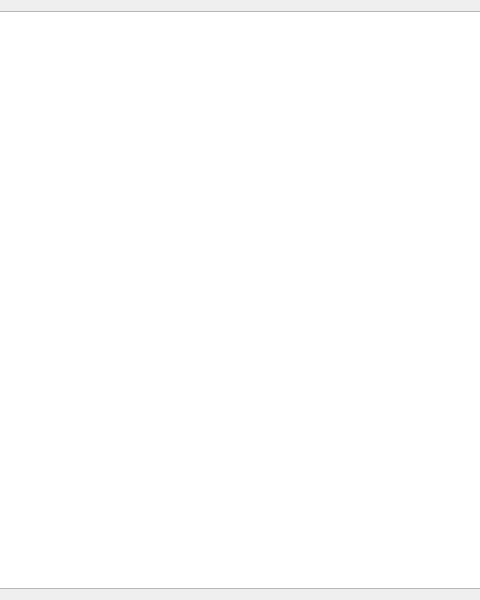
Qt form widget.ui (mariuszmaximus/ListView001) before a commit; both pictures show x 160 to 640 and y 0 to 600 of the 800 by 600 pixel window.
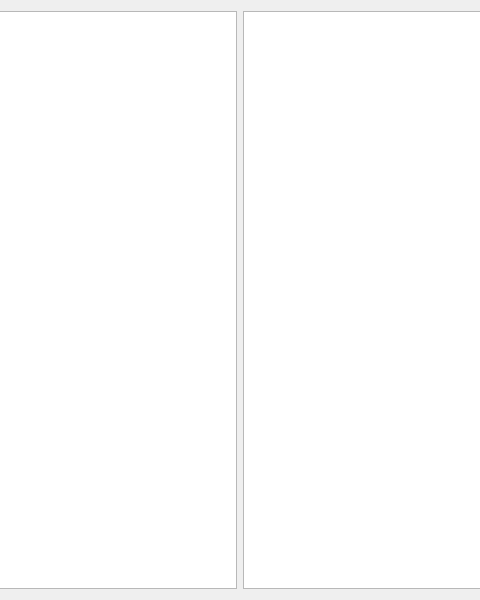
The same form after that commit.

Diff of the .ui file:
```diff
--- a/widget.ui
+++ b/widget.ui
@@ -17,6 +17,9 @@
    <item row="0" column="0">
     <widget class="QListView" name="listView"/>
    </item>
+   <item row="0" column="1">
+    <widget class="QTableView" name="tableView"/>
+   </item>
   </layout>
  </widget>
  <resources/>
```
